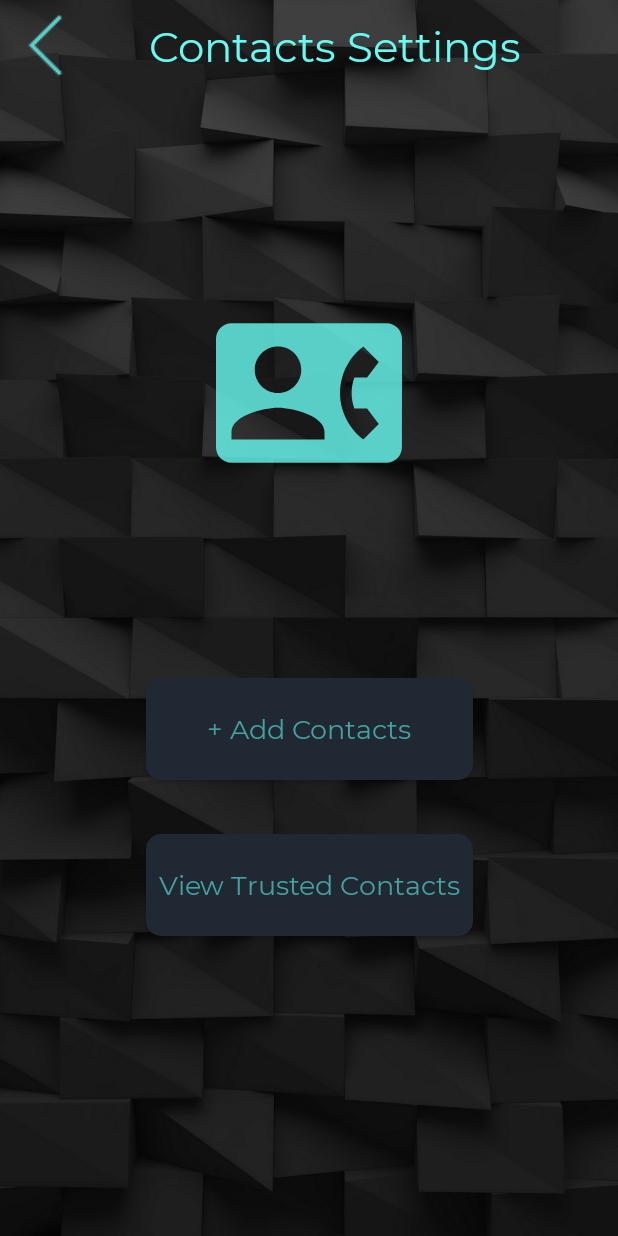
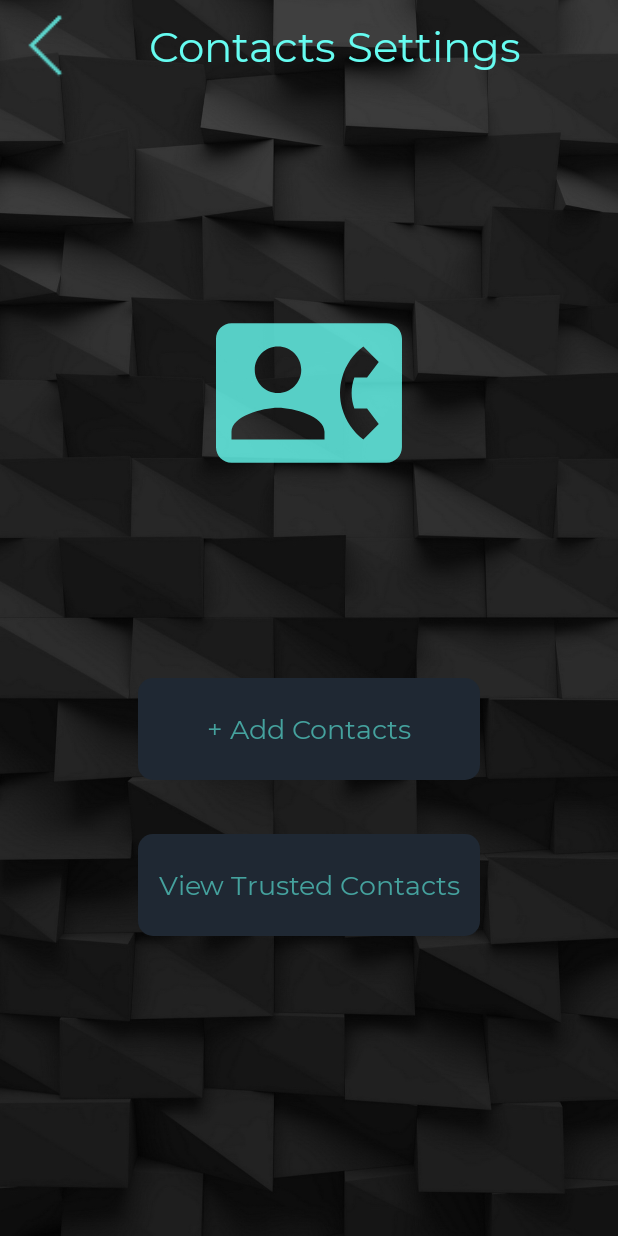
Before and after one commit to ZakaTiwana/Drivers-Assistant, an Android app: the ContactsSettings screen opened directly, with no data from a screen before it, on a phone screen of 412 x 824 dp. Run offline under Robolectric (Android 15) with nearby library versions, the phone set to English and light mode, and no system bars.

Commit message:
Minor Ui Updation/fixes.

```diff
--- a/app/src/main/res/layout/activity_contacts_settings.xml
+++ b/app/src/main/res/layout/activity_contacts_settings.xml
@@ -11,7 +11,7 @@
 
     <Button
         android:id="@+id/btn2"
-        android:layout_width="218dp"
+        android:layout_width="228dp"
         android:layout_height="68dp"
         android:layout_marginTop="356dp"
         android:background="@drawable/custom_button"
@@ -26,7 +26,7 @@
 
     <Button
         android:id="@+id/btn"
-        android:layout_width="218dp"
+        android:layout_width="228dp"
         android:layout_height="68dp"
         android:layout_marginTop="452dp"
         android:background="@drawable/custom_button"
@@ -40,7 +40,7 @@
 
     <Button
         android:id="@+id/btn1"
-        android:layout_width="218dp"
+        android:layout_width="228dp"
         android:layout_height="68dp"
         android:layout_marginTop="556dp"
         android:background="@drawable/custom_button"
--- a/app/src/main/res/layout/activity_view_trusted_contacts.xml
+++ b/app/src/main/res/layout/activity_view_trusted_contacts.xml
@@ -50,7 +50,7 @@
     <ListView
         android:id="@+id/lv"
         android:layout_width="407dp"
-        android:layout_height="537dp"
+        android:layout_height="585dp"
         app:layout_constraintBottom_toBottomOf="parent"
         app:layout_constraintEnd_toEndOf="parent"
         app:layout_constraintStart_toStartOf="parent"
```
